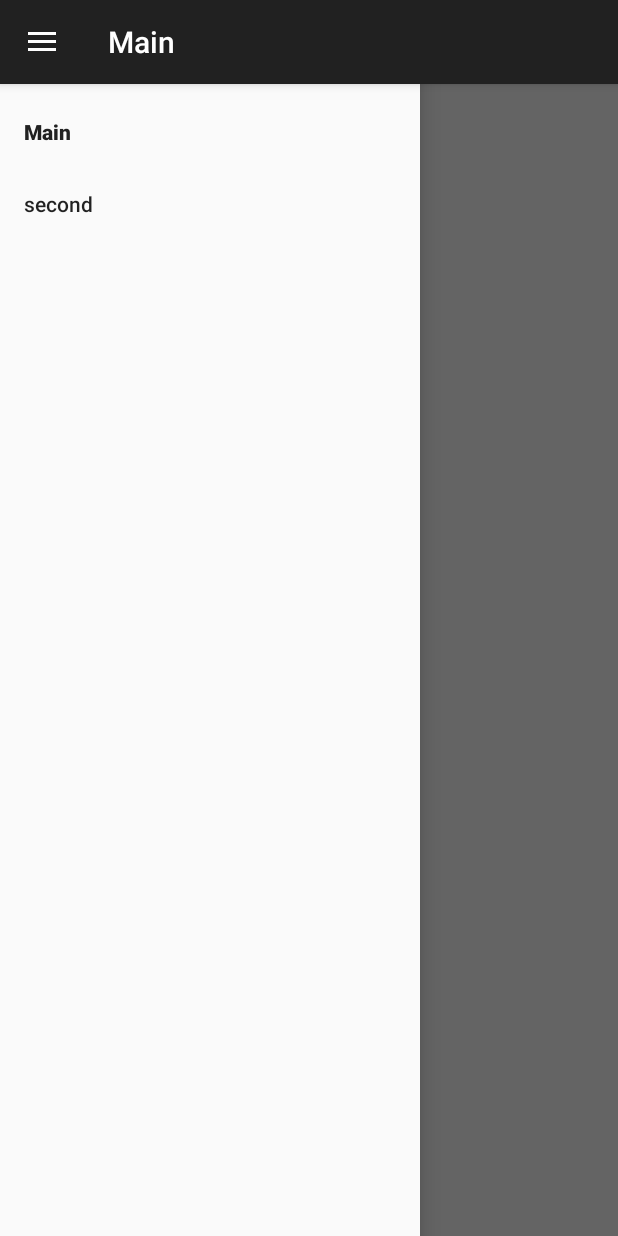
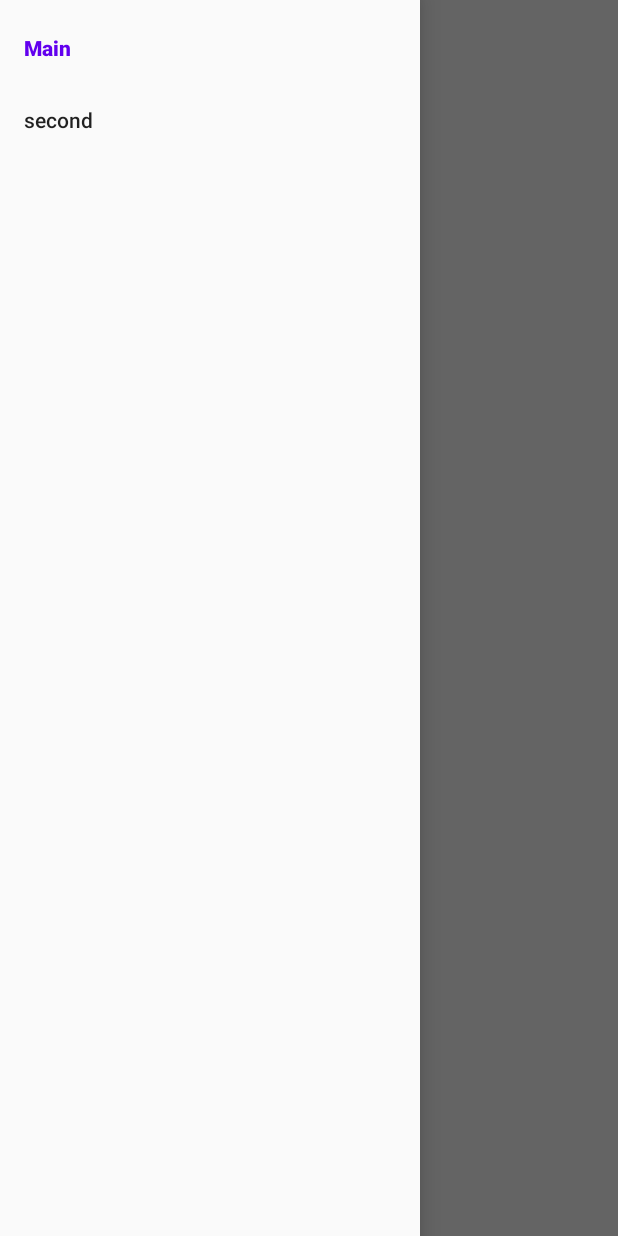
Before and after one commit to ben39053372/My-Todo-App, an Android app: the MainActivity screen opened directly, with no data from a screen before it, with the side drawer open, on a phone screen of 412 x 824 dp. Run offline under Robolectric (Android 15) with nearby library versions, the phone set to English and light mode, and no system bars; our stand-ins replace navigation-ui.

```diff
--- a/app/build.gradle
+++ b/app/build.gradle
@@ -50,11 +50,14 @@ dependencies {
     implementation 'androidx.legacy:legacy-support-v4:1.0.0'
     implementation 'androidx.lifecycle:lifecycle-extensions:2.2.0'
     implementation 'androidx.lifecycle:lifecycle-viewmodel-ktx:2.3.1'
-    testImplementation 'junit:junit:4.12'
+    testImplementation 'junit:junit:4.13.2'
     androidTestImplementation 'androidx.test.ext:junit:1.1.3'
     androidTestImplementation 'androidx.test.espresso:espresso-core:3.4.0'
 
     // splash screen
     implementation 'androidx.core:core-splashscreen:1.0.0-alpha02'
 
+    // timber
+    implementation 'com.jakewharton.timber:timber:5.0.1'
+
 }
--- a/app/src/main/java/com/ben39053372/myandroidtemplate/UI/MainActivity.kt
+++ b/app/src/main/java/com/ben39053372/myandroidtemplate/UI/Main/MainActivity.kt
@@ -1,14 +1,11 @@
-package com.ben39053372.myandroidtemplate.UI
+package com.ben39053372.myandroidtemplate.UI.Main
 
 import android.os.Bundle
 import androidx.appcompat.app.AppCompatActivity
 import androidx.drawerlayout.widget.DrawerLayout
 import androidx.navigation.NavController
-import androidx.navigation.findNavController
 import androidx.navigation.fragment.NavHostFragment
 import androidx.navigation.ui.AppBarConfiguration
-import androidx.navigation.ui.NavigationUI
-import androidx.navigation.ui.setupActionBarWithNavController
 import androidx.navigation.ui.setupWithNavController
 import com.ben39053372.myandroidtemplate.R
 import com.google.android.material.navigation.NavigationView
@@ -26,19 +23,14 @@ class MainActivity : AppCompatActivity(R.layout.activity_main) {
         val navHostFragment =
             supportFragmentManager.findFragmentById(R.id.main_nav_host_fragment) as NavHostFragment
         navController = navHostFragment.navController
-        val navView = findViewById<NavigationView>(R.id.nav_view)
+
+        // drawer view
+        val drawerView = findViewById<NavigationView>(R.id.drawer_view)
         drawerLayout = findViewById(R.id.drawer_layout)
 
         appBarConfiguration = AppBarConfiguration(navController.graph, drawerLayout)
 
-        navView.setupWithNavController(navController)
-        setupActionBarWithNavController(navController, appBarConfiguration)
-    }
-
-    override fun onSupportNavigateUp(): Boolean {
-        val navController = findNavController(R.id.main_nav_host_fragment)
-        return NavigationUI.navigateUp(navController, drawerLayout)
-//                || super.onSupportNavigateUp()
+        drawerView.setupWithNavController(navController)
     }
 
 }
--- a/app/src/main/java/com/ben39053372/myandroidtemplate/MainFragment.kt
+++ b/app/src/main/java/com/ben39053372/myandroidtemplate/UI/Main/MainFragment.kt
@@ -1,10 +1,11 @@
-package com.ben39053372.myandroidtemplate
+package com.ben39053372.myandroidtemplate.UI.Main
 
 import android.os.Bundle
 import android.view.LayoutInflater
 import android.view.View
 import android.view.ViewGroup
 import androidx.fragment.app.Fragment
+import com.ben39053372.myandroidtemplate.R
 
 class MainFragment : Fragment() {
 
--- a/app/src/main/java/com/ben39053372/myandroidtemplate/MainViewModel.kt
+++ b/app/src/main/java/com/ben39053372/myandroidtemplate/UI/Main/MainViewModel.kt
@@ -1,4 +1,4 @@
-package com.ben39053372.myandroidtemplate
+package com.ben39053372.myandroidtemplate.UI.Main
 
 import androidx.lifecycle.ViewModel
 
--- a/app/src/main/java/com/ben39053372/myandroidtemplate/SecondFragment.kt
+++ b/app/src/main/java/com/ben39053372/myandroidtemplate/UI/Second/SecondFragment.kt
@@ -1,4 +1,4 @@
-package com.ben39053372.myandroidtemplate
+package com.ben39053372.myandroidtemplate.UI.Second
 
 import android.os.Bundle
 import android.view.LayoutInflater
@@ -6,6 +6,7 @@ import android.view.View
 import android.view.ViewGroup
 import androidx.fragment.app.Fragment
 import androidx.fragment.app.viewModels
+import com.ben39053372.myandroidtemplate.R
 
 class SecondFragment : Fragment() {
 
--- a/app/src/main/java/com/ben39053372/myandroidtemplate/SecondViewModel.kt
+++ b/app/src/main/java/com/ben39053372/myandroidtemplate/UI/Second/SecondViewModel.kt
@@ -1,4 +1,4 @@
-package com.ben39053372.myandroidtemplate
+package com.ben39053372.myandroidtemplate.UI.Second
 
 import androidx.lifecycle.ViewModel
 
--- a/app/src/main/res/layout/activity_main.xml
+++ b/app/src/main/res/layout/activity_main.xml
@@ -28,7 +28,7 @@
 
     <!-- Container for contents of drawer - use NavigationView to make configuration easier -->
     <com.google.android.material.navigation.NavigationView
-        android:id="@+id/nav_view"
+        android:id="@+id/drawer_view"
         android:layout_width="wrap_content"
         android:layout_height="match_parent"
         android:layout_gravity="start"
--- a/app/src/main/res/layout/main_fragment.xml
+++ b/app/src/main/res/layout/main_fragment.xml
@@ -3,7 +3,7 @@
     xmlns:tools="http://schemas.android.com/tools"
     android:layout_width="match_parent"
     android:layout_height="match_parent"
-    tools:context=".MainFragment">
+    tools:context=".UI.Main.MainFragment">
 
     <TextView
         android:layout_width="match_parent"
--- a/app/src/main/res/layout/second_fragment.xml
+++ b/app/src/main/res/layout/second_fragment.xml
@@ -3,7 +3,7 @@
     xmlns:tools="http://schemas.android.com/tools"
     android:layout_width="match_parent"
     android:layout_height="match_parent"
-    tools:context=".SecondFragment">
+    tools:context=".UI.Second.SecondFragment">
 
     <TextView
         android:layout_width="match_parent"
--- a/app/src/main/res/navigation/nav_drawer.xml
+++ b/app/src/main/res/navigation/nav_drawer.xml
@@ -7,13 +7,13 @@
 
     <fragment
         android:id="@+id/mainFragment"
-        android:name="com.ben39053372.myandroidtemplate.MainFragment"
+        android:name="com.ben39053372.myandroidtemplate.UI.Main.MainFragment"
         android:label="@string/main_fragment_title"
         tools:layout="@layout/main_fragment" />
 
     <fragment
         android:id="@+id/secondFragment"
-        android:name="com.ben39053372.myandroidtemplate.SecondFragment"
+        android:name="com.ben39053372.myandroidtemplate.UI.Second.SecondFragment"
         android:label="@string/second_fragment_title"
         tools:layout="@layout/second_fragment" />
 </navigation>
--- a/app/src/main/res/values/styles.xml
+++ b/app/src/main/res/values/styles.xml
@@ -1,6 +1,6 @@
 <resources>
     <!-- Base application theme. -->
-    <style name="AppTheme" parent="Theme.AppCompat.NoActionBar">
+    <style name="AppTheme" parent="Theme.AppCompat.Light.NoActionBar">
         <!-- Customize your theme here. -->
         <item name="colorPrimary">@color/colorPrimary</item>
         <item name="colorPrimaryDark">@color/colorPrimaryDark</item>
--- a/build.gradle
+++ b/build.gradle
@@ -18,6 +18,7 @@ allprojects {
     repositories {
         google()
         jcenter()
+        mavenCentral()
     }
 }
 
```
Also changed, not shown: app/src/main/AndroidManifest.xml (+5 -5 lines), app/src/main/java/com/ben39053372/myandroidtemplate/App.kt (+8 -0 lines), app/src/main/java/com/ben39053372/myandroidtemplate/UI/SplashScreen/SplashActivity.kt (renamed from app/src/main/java/com/ben39053372/myandroidtemplate/UI/SplashActivity.kt, +4 -3 lines), app/src/main/java/com/ben39053372/myandroidtemplate/utils/Log.kt (added, +39 -0 lines).
